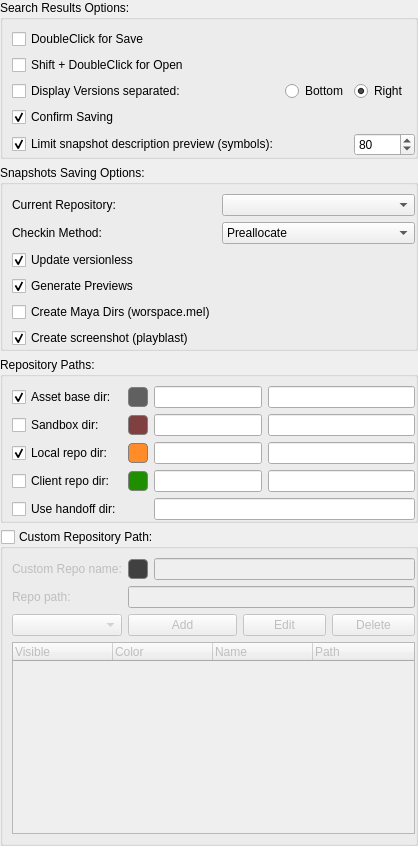
Before: the Qt Designer form lib/ui/conf/ui_checkinPage.ui in listyque/TACTIC-Handler, drawn with Qt 5.
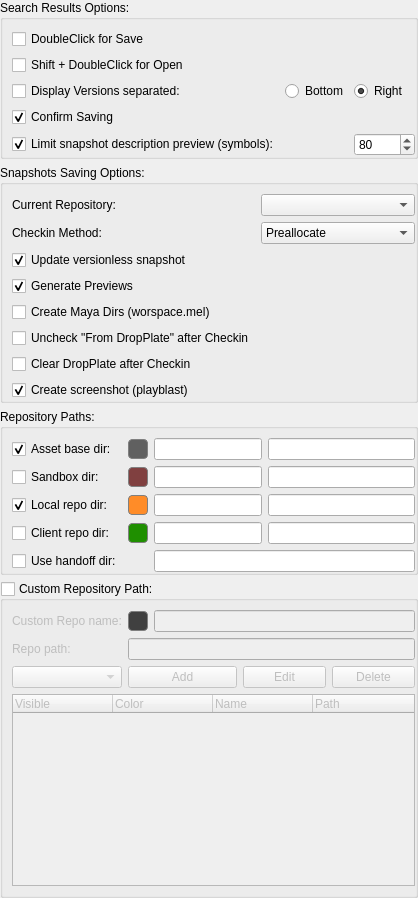
After: the same form once the commit is applied.

The edit to the form file:
```diff
--- a/lib/ui/conf/ui_checkinPage.ui
+++ b/lib/ui/conf/ui_checkinPage.ui
@@ -168,7 +168,7 @@
       <item row="3" column="0">
        <widget class="QCheckBox" name="updateVersionlessCheckBox">
         <property name="text">
-         <string>Update versionless</string>
+         <string>Update versionless snapshot</string>
         </property>
         <property name="checked">
          <bool>true</bool>
@@ -182,7 +182,7 @@
         </property>
        </widget>
       </item>
-      <item row="6" column="0">
+      <item row="8" column="0">
        <widget class="QCheckBox" name="createPlayblastCheckBox">
         <property name="text">
          <string>Create screenshot (playblast)</string>
@@ -202,6 +202,20 @@
         </property>
        </widget>
       </item>
+      <item row="6" column="0">
+       <widget class="QCheckBox" name="uncheckFromDropPlateCheckBox">
+        <property name="text">
+         <string>Uncheck &quot;From DropPlate&quot; after Checkin</string>
+        </property>
+       </widget>
+      </item>
+      <item row="7" column="0">
+       <widget class="QCheckBox" name="clearDropPlateAfterCheckincheckBox">
+        <property name="text">
+         <string>Clear DropPlate after Checkin</string>
+        </property>
+       </widget>
+      </item>
      </layout>
     </widget>
    </item>
```
